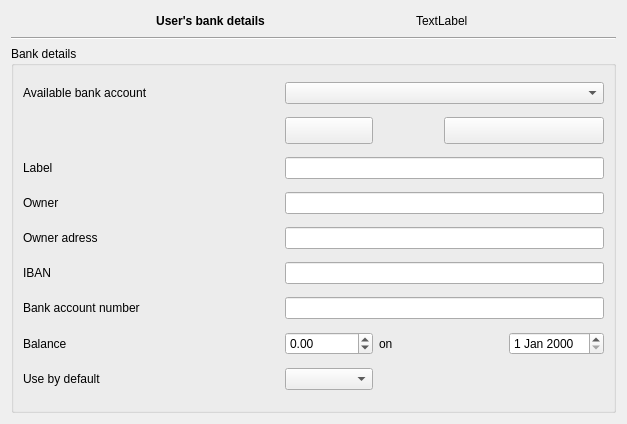
FreeHealth/freehealth, file plugins/accountplugin/preferences/bankdetailspage.ui: the form before one commit.
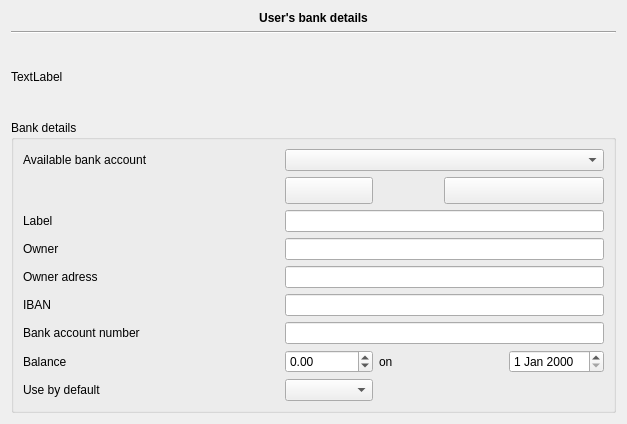
The form after the commit.

```diff
--- a/plugins/accountplugin/preferences/bankdetailspage.ui
+++ b/plugins/accountplugin/preferences/bankdetailspage.ui
@@ -14,7 +14,7 @@
    <string>Form</string>
   </property>
   <layout class="QGridLayout" name="gridLayout_2">
-   <item row="0" column="0">
+   <item row="0" column="0" colspan="5">
     <widget class="QLabel" name="userLabel">
      <property name="sizePolicy">
       <sizepolicy hsizetype="Expanding" vsizetype="Fixed">
@@ -39,22 +39,6 @@
      </property>
     </widget>
    </item>
-   <item row="0" column="1" colspan="4">
-    <widget class="QLabel" name="uidLabel">
-     <property name="minimumSize">
-      <size>
-       <width>200</width>
-       <height>20</height>
-      </size>
-     </property>
-     <property name="text">
-      <string>TextLabel</string>
-     </property>
-     <property name="wordWrap">
-      <bool>true</bool>
-     </property>
-    </widget>
-   </item>
    <item row="2" column="0" colspan="5">
     <widget class="Line" name="line">
      <property name="orientation">
@@ -197,6 +181,22 @@
      </layout>
     </widget>
    </item>
+   <item row="3" column="0">
+    <widget class="QLabel" name="uidLabel">
+     <property name="minimumSize">
+      <size>
+       <width>200</width>
+       <height>20</height>
+      </size>
+     </property>
+     <property name="text">
+      <string>TextLabel</string>
+     </property>
+     <property name="wordWrap">
+      <bool>true</bool>
+     </property>
+    </widget>
+   </item>
   </layout>
  </widget>
  <tabstops>
```
